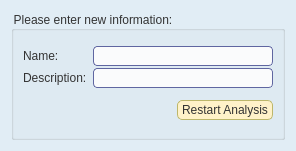
Before: the Qt Designer form src/gui/mca_rerun.ui in Ecotrust/delphos, drawn with Qt 5.
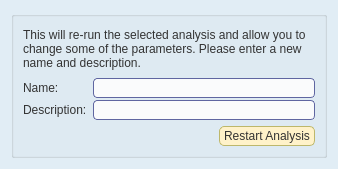
After: the same form once the commit is applied.

The edit to the form file:
```diff
--- a/src/gui/mca_rerun.ui
+++ b/src/gui/mca_rerun.ui
@@ -8,8 +8,8 @@
    <rect>
     <x>0</x>
     <y>0</y>
-    <width>296</width>
-    <height>151</height>
+    <width>338</width>
+    <height>169</height>
    </rect>
   </property>
   <property name="windowTitle" >
@@ -155,7 +155,7 @@
 }
 </string>
   </property>
-  <layout class="QVBoxLayout" >
+  <layout class="QVBoxLayout" name="verticalLayout" >
    <item>
     <widget class="QGroupBox" name="groupBox_4" >
      <property name="font" >
@@ -164,9 +164,25 @@
       </font>
      </property>
      <property name="title" >
-      <string>Please enter new information:</string>
+      <string/>
      </property>
      <layout class="QVBoxLayout" >
+      <item>
+       <widget class="QLabel" name="label" >
+        <property name="maximumSize" >
+         <size>
+          <width>300</width>
+          <height>16777215</height>
+         </size>
+        </property>
+        <property name="text" >
+         <string>This will re-run the selected analysis and allow you to change some of the parameters. Please enter a new name and description.</string>
+        </property>
+        <property name="wordWrap" >
+         <bool>true</bool>
+        </property>
+       </widget>
+      </item>
       <item>
        <layout class="QHBoxLayout" >
         <item>
```
Left out of the diff: 2 changed lines with no effect on the pictures.
